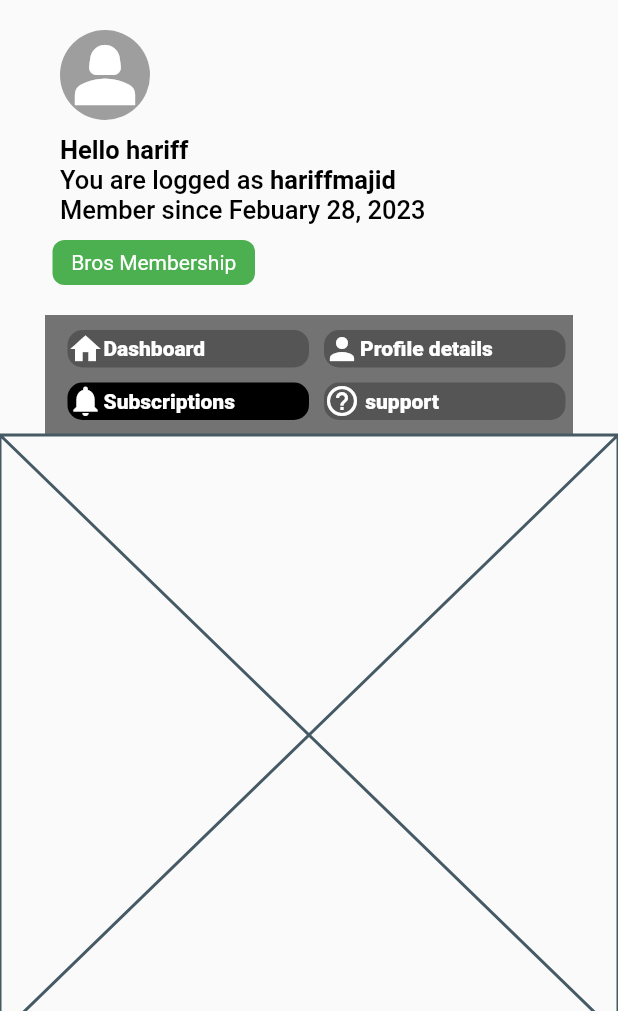
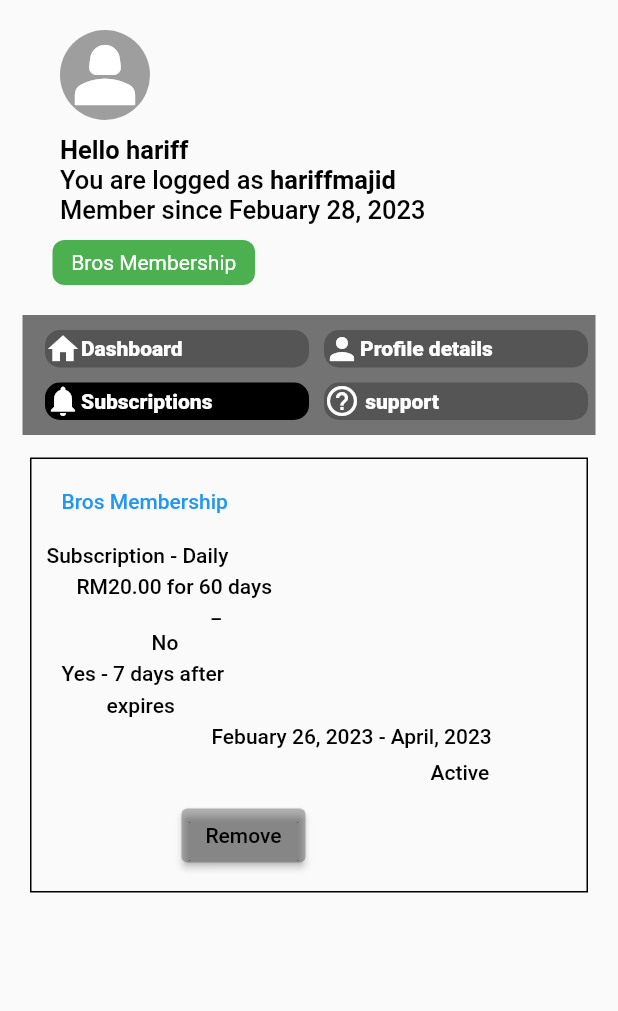
Before and after one commit to arshadmallik47/bgtv_App, a Flutter app: the ProfilePage widget shown alone on an empty page, opened directly, after a tap on "Dashboard", after a tap on "Profile details", after a tap on "Subscriptions", on a phone screen of 412 x 824 dp, the part 225-1236 px from its top. Run offline on Flutter 3.47's test engine with Material 2 defaults, Android fonts, the phone set to English and light mode, and no system bars; our stand-ins replace persistent_bottom_nav_bar.

Commit message:
profile views setup

```diff
--- a/lib/ui/pages/profile_page/profile_page.dart
+++ b/lib/ui/pages/profile_page/profile_page.dart
@@ -110,11 +110,12 @@ class ProfilePage extends StatelessWidget {
           ),
           Container(
             padding: const EdgeInsets.only(left: 10, top: 10,bottom: 10),
-            margin: const EdgeInsets.symmetric(horizontal: 30),
+            margin: const EdgeInsets.symmetric(horizontal: 15),
             height: 80,
             color: Colors.black54,
             child: SingleChildScrollView(
               child: Column(
+                crossAxisAlignment: CrossAxisAlignment.stretch,
                 children: [
                   Row(
                     mainAxisSize: MainAxisSize.min,
--- a/lib/ui/pages/profile_page/views/profile_view.dart
+++ b/lib/ui/pages/profile_page/views/profile_view.dart
@@ -105,7 +105,7 @@ class ProfilePageView extends StatelessWidget {
             ),
           ),
           Padding(
-            padding: const EdgeInsets.only(right: 50, bottom: 15),
+            padding: const EdgeInsets.only( bottom: 10, top: 15),
             child: Row(
               mainAxisAlignment: MainAxisAlignment.end,
               children: [
--- a/lib/ui/pages/profile_page/views/subscription_view.dart
+++ b/lib/ui/pages/profile_page/views/subscription_view.dart
@@ -5,6 +5,107 @@ class SubscriptionView extends StatelessWidget {
 
   @override
   Widget build(BuildContext context) {
-    return const Placeholder();
+    return Container(
+      margin: const EdgeInsets.only(top: 15, left: 20, right: 20, bottom: 20),
+      height: 290,
+      width: double.infinity,
+      decoration: BoxDecoration(
+        border: Border.all(),
+      ),
+      child: Column(
+        crossAxisAlignment: CrossAxisAlignment.start,
+        children: [
+          const Padding(
+            padding: EdgeInsets.all(20.0),
+            child: Text(
+              'Bros Membership',
+              style: TextStyle(color: Colors.blue, fontWeight: FontWeight.w500),
+            ),
+          ),
+          const Padding(
+            padding: EdgeInsets.only(left: 10.0, bottom: 5),
+            child: Text(
+              'Subscription - Daily',
+              style:
+                  TextStyle(color: Colors.black, fontWeight: FontWeight.w500),
+            ),
+          ),
+          const Padding(
+            padding: EdgeInsets.only(left: 30),
+            child: Text(
+              'RM20.00 for 60 days',
+              style:
+                  TextStyle(color: Colors.black, fontWeight: FontWeight.w500),
+            ),
+          ),
+          const Padding(
+            padding: EdgeInsets.only(left: 120),
+            child: Text(
+              '_',
+              style: TextStyle(
+                color: Colors.black,
+                fontWeight: FontWeight.w500,
+              ),
+            ),
+          ),
+          const Padding(
+            padding: EdgeInsets.only(left: 80, top: 5),
+            child: Text(
+              'No',
+              style:
+                  TextStyle(color: Colors.black, fontWeight: FontWeight.w500),
+            ),
+          ),
+          const Padding(
+            padding: EdgeInsets.only(left: 20, top: 5),
+            child: Text(
+              'Yes - 7 days after',
+              style:
+                  TextStyle(color: Colors.black, fontWeight: FontWeight.w500),
+            ),
+          ),
+          const Padding(
+            padding: EdgeInsets.only(left: 50, top: 5),
+            child: Text(
+              'expires',
+              style:
+                  TextStyle(color: Colors.black, fontWeight: FontWeight.w500),
+            ),
+          ),
+          const Padding(
+            padding: EdgeInsets.only(left: 120, top: 5),
+            child: Text(
+              'Febuary 26, 2023 - April, 2023',
+              style:
+                  TextStyle(color: Colors.black, fontWeight: FontWeight.w500),
+            ),
+          ),
+          const Padding(
+            padding: EdgeInsets.only(left: 266, top: 8),
+            child: Text(
+              'Active',
+              style:
+                  TextStyle(color: Colors.black, fontWeight: FontWeight.w500),
+            ),
+          ),
+          Padding(
+            padding: const EdgeInsets.only(left: 100, top: 10,),
+            child: ElevatedButton(
+
+              style: ButtonStyle(
+
+                backgroundColor: MaterialStateProperty.all(Colors.black26)
+              ),
+              onPressed: () {},
+              child: const Text(
+                'Remove',
+                style: TextStyle(color: Colors.black),
+              ),
+            ),
+          ),
+
+        ],
+      ),
+    );
   }
 }
--- a/lib/ui/pages/profile_page/views/support_view.dart
+++ b/lib/ui/pages/profile_page/views/support_view.dart
@@ -5,6 +5,25 @@ class SupportView extends StatelessWidget {
 
   @override
   Widget build(BuildContext context) {
-    return const Placeholder();
+    return Padding(
+      padding: const EdgeInsets.only(top: 30,left: 15, right: 15),
+      child: Column(
+        crossAxisAlignment: CrossAxisAlignment.start,
+        children: const [
+          Text(
+            'Our Support',
+            style: TextStyle(color: Colors.black, fontWeight: FontWeight.bold),
+          ),
+          SizedBox(
+            height: 10,
+          ),
+          Text(
+            'if you have any questions or need help, please do not hesitate to \ncontact us via contact@brosgangworldwide.com or chat our',
+            style: TextStyle(color: Colors.black, fontSize: 11, fontWeight: FontWeight.w500),
+          ),
+          Text('Whatsapp support', style: TextStyle(color: Colors.blue),)
+        ],
+      ),
+    );
   }
 }
```
